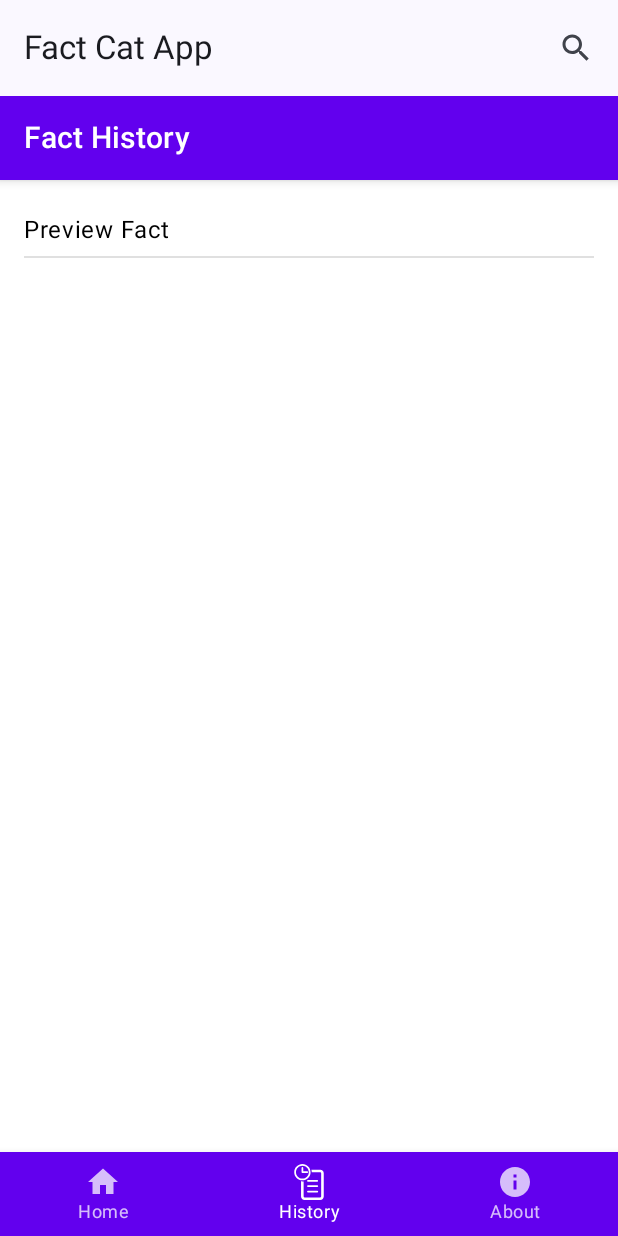
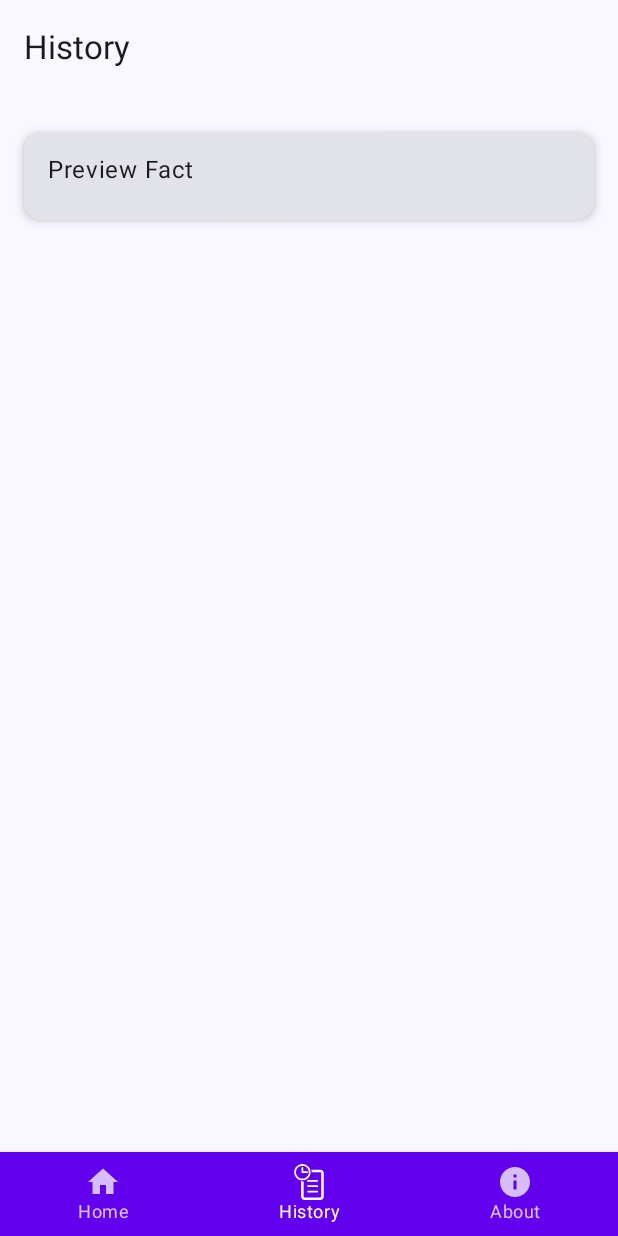
Before and after one commit to draconra/fact-cat-app, an Android app built with Jetpack Compose: the composable HomeScreen shown on its own in the app's theme, item 2 of the bottom bar chosen, on a phone screen of 412 x 824 dp. Run offline under Robolectric (Android 15) with nearby library versions, the phone set to English and light mode, and no system bars; our stand-ins replace Dagger/Hilt's generated code.

Commit message:
add: card in the list history

```diff
--- /dev/null
+++ b/app/src/main/java/jp/speakbuddy/edisonandroidexercise/ui/history/FactHistoryCard.kt
@@ -0,0 +1,61 @@
+package jp.speakbuddy.edisonandroidexercise.ui.history
+
+import androidx.compose.foundation.layout.Column
+import androidx.compose.foundation.layout.fillMaxWidth
+import androidx.compose.foundation.layout.padding
+import androidx.compose.material3.Card
+import androidx.compose.material3.CardDefaults
+import androidx.compose.material3.MaterialTheme
+import androidx.compose.material3.Text
+import androidx.compose.runtime.Composable
+import androidx.compose.ui.Modifier
+import androidx.compose.ui.tooling.preview.Preview
+import androidx.compose.ui.unit.dp
+import jp.speakbuddy.edisonandroidexercise.util.containsCats
+import jp.speakbuddy.edisonandroidexercise.util.isLongFact
+
+@Composable
+fun FactHistoryCard(fact: String) {
+    val factLength = fact.length
+    val isLong = isLongFact(fact)
+    val containsCats = containsCats(fact)
+
+    Card(
+        modifier = Modifier
+            .fillMaxWidth()
+            .padding(vertical = 8.dp),
+        elevation = CardDefaults.cardElevation(4.dp)
+    ) {
+        Column(
+            modifier = Modifier
+                .fillMaxWidth()
+                .padding(16.dp)
+        ) {
+            Text(
+                text = fact,
+                style = MaterialTheme.typography.bodyLarge,
+                modifier = Modifier.padding(bottom = 8.dp)
+            )
+            if (isLong) {
+                Text(
+                    text = "Length: $factLength",
+                    style = MaterialTheme.typography.bodySmall,
+                    modifier = Modifier.padding(bottom = 4.dp)
+                )
+            }
+            if (containsCats) {
+                Text(
+                    text = "Multiple cats!",
+                    style = MaterialTheme.typography.bodySmall,
+                    modifier = Modifier.padding(bottom = 4.dp)
+                )
+            }
+        }
+    }
+}
+
+@Composable
+@Preview
+fun PreviewScreen(){
+    FactHistoryCard(fact = "Nyan")
+}
--- a/app/src/main/java/jp/speakbuddy/edisonandroidexercise/ui/history/FactHistoryScreen.kt
+++ b/app/src/main/java/jp/speakbuddy/edisonandroidexercise/ui/history/FactHistoryScreen.kt
@@ -1,15 +1,14 @@
 package jp.speakbuddy.edisonandroidexercise.ui.history
 
 import androidx.compose.foundation.layout.Column
+import androidx.compose.foundation.layout.PaddingValues
 import androidx.compose.foundation.layout.fillMaxSize
 import androidx.compose.foundation.layout.fillMaxWidth
 import androidx.compose.foundation.layout.padding
 import androidx.compose.foundation.lazy.LazyColumn
 import androidx.compose.foundation.lazy.items
 import androidx.compose.material.Divider
-import androidx.compose.material.Scaffold
 import androidx.compose.material.Text
-import androidx.compose.material.TopAppBar
 import androidx.compose.material3.MaterialTheme
 import androidx.compose.runtime.Composable
 import androidx.compose.runtime.collectAsState
@@ -23,35 +22,13 @@ import androidx.hilt.navigation.compose.hiltViewModel
 fun FactHistoryScreen(viewModel: FactHistoryViewModel = hiltViewModel()) {
     val factHistory by viewModel.factHistory.collectAsState()
 
-    Scaffold(
-        topBar = {
-            TopAppBar(
-                title = { Text("Fact History") }
-            )
-        }
-    ) { paddingValues ->
     LazyColumn(
-            contentPadding = paddingValues,
         modifier = Modifier
             .fillMaxSize()
             .padding(16.dp)
     ) {
         items(factHistory) { fact ->
-                Column(modifier = Modifier.fillMaxWidth()) {
-                    Text(
-                        text = fact,
-                        style = MaterialTheme.typography.bodyLarge,
-                        modifier = Modifier.padding(vertical = 8.dp)
-                    )
-                    Divider()
+            FactHistoryCard(fact = fact)
         }
     }
 }
-    }
-}
-
-@Composable
-@Preview
-fun PreviewScreen(){
-    FactHistoryScreen()
-}
--- a/app/src/main/java/jp/speakbuddy/edisonandroidexercise/ui/home/HomeScreen.kt
+++ b/app/src/main/java/jp/speakbuddy/edisonandroidexercise/ui/home/HomeScreen.kt
@@ -9,7 +9,11 @@ import androidx.compose.material3.Scaffold
 import androidx.compose.material3.Text
 import androidx.compose.material3.TopAppBar
 import androidx.compose.runtime.Composable
+import androidx.compose.runtime.getValue
+import androidx.compose.ui.graphics.vector.ImageVector
 import androidx.compose.ui.res.stringResource
+import androidx.compose.ui.res.vectorResource
+import androidx.navigation.compose.currentBackStackEntryAsState
 import androidx.navigation.compose.rememberNavController
 import jp.speakbuddy.edisonandroidexercise.R
 import jp.speakbuddy.edisonandroidexercise.ui.fact.FactViewModel
@@ -18,17 +22,30 @@ import jp.speakbuddy.edisonandroidexercise.ui.fact.FactViewModel
 @Composable
 fun HomeScreen(viewModel: FactViewModel) {
     val navController = rememberNavController()
+    val navBackStackEntry by navController.currentBackStackEntryAsState()
+    val currentRoute = navBackStackEntry?.destination?.route
+    val historyIcon = ImageVector.vectorResource(id = R.drawable.ic_history)
+
+    val title = when (currentRoute) {
+        NavigationItem.Home.route -> stringResource(id = R.string.home)
+        NavigationItem.History(historyIcon).route -> stringResource(id = R.string.history)
+        NavigationItem.About.route -> stringResource(id = R.string.about)
+        NavigationItem.Search.route -> stringResource(id = R.string.search)
+        else -> stringResource(id = R.string.app_name)
+    }
 
     Scaffold(
         topBar = {
             TopAppBar(
-                title = { Text(stringResource(id = R.string.app_name)) },
+                title = { Text(title) },
                 actions = {
-                    IconButton(onClick = { navController.navigate(NavigationItem.Search.route) }) {
-                        Icon(
-                            Icons.Default.Search,
-                            contentDescription = stringResource(id = R.string.search)
-                        )
+                    if (currentRoute == NavigationItem.Home.route) {
+                        IconButton(onClick = { navController.navigate(NavigationItem.Search.route) }) {
+                            Icon(
+                                Icons.Default.Search,
+                                contentDescription = stringResource(id = R.string.search)
+                            )
+                        }
                     }
                 }
             )
--- /dev/null
+++ b/app/src/main/java/jp/speakbuddy/edisonandroidexercise/util/Utils.kt
@@ -0,0 +1,9 @@
+package jp.speakbuddy.edisonandroidexercise.util
+
+fun isLongFact(fact: String, lengthThreshold: Int = 100): Boolean {
+    return fact.length > lengthThreshold
+}
+
+fun containsCats(fact: String): Boolean {
+    return fact.contains("cats", ignoreCase = true)
+}
```
Lines whose indentation alone changed are shown as unchanged.
